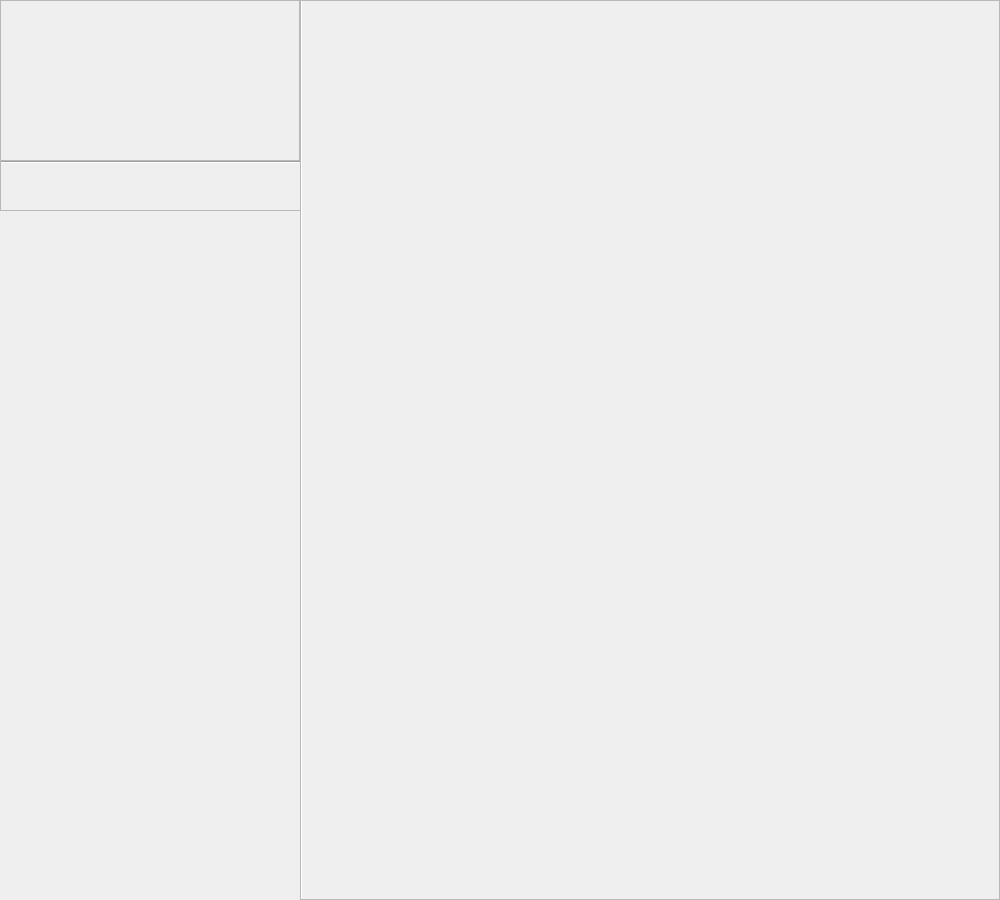
First picture: the form in ui/todolistdialog.ui, repository MigotMateusz/Time_organizer, before the edit.
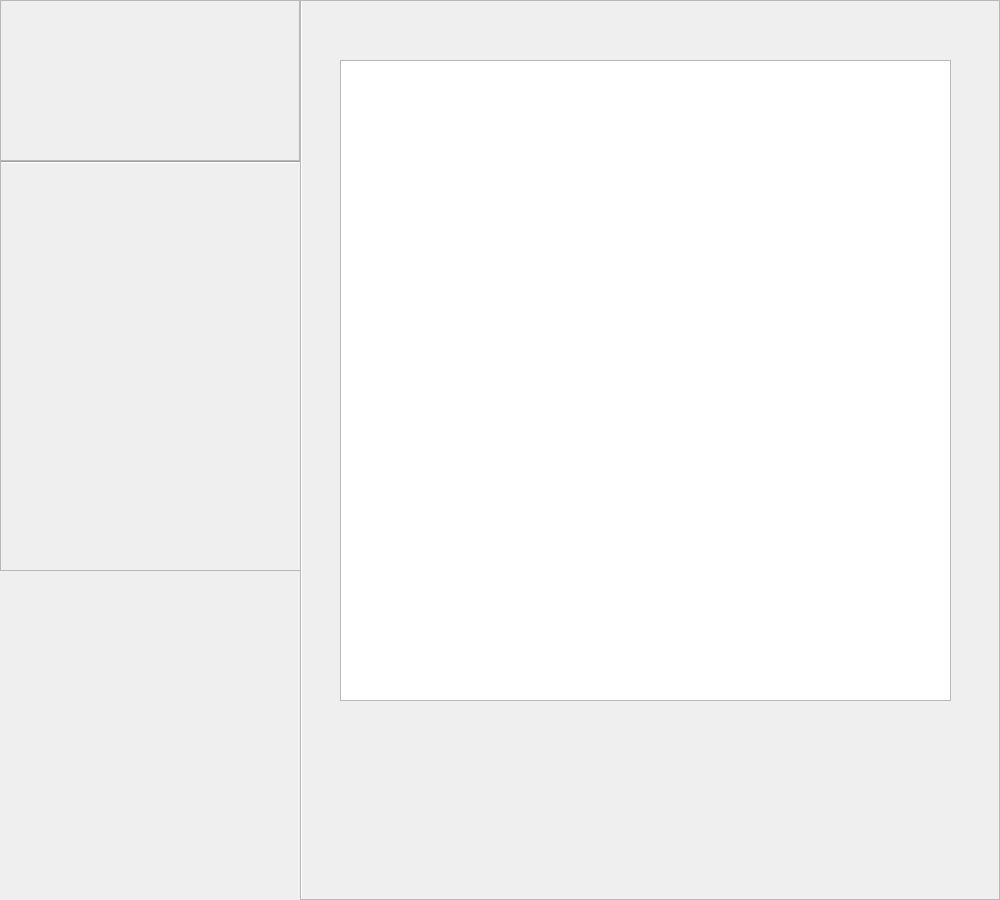
Second picture: the form after the edit.

Patch:
```diff
--- a/ui/todolistdialog.ui
+++ b/ui/todolistdialog.ui
@@ -57,6 +57,16 @@
    <property name="frameShadow">
     <enum>QFrame::Raised</enum>
    </property>
+   <widget class="QListWidget" name="listWidget">
+    <property name="geometry">
+     <rect>
+      <x>40</x>
+      <y>60</y>
+      <width>611</width>
+      <height>641</height>
+     </rect>
+    </property>
+   </widget>
   </widget>
   <widget class="Line" name="line_2">
    <property name="geometry">
@@ -77,7 +87,7 @@
      <x>0</x>
      <y>160</y>
      <width>301</width>
-     <height>51</height>
+     <height>411</height>
     </rect>
    </property>
    <property name="frameShape">
```
